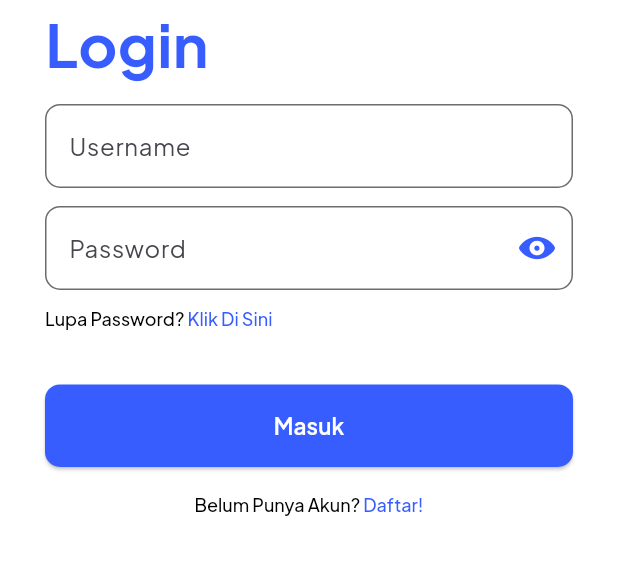
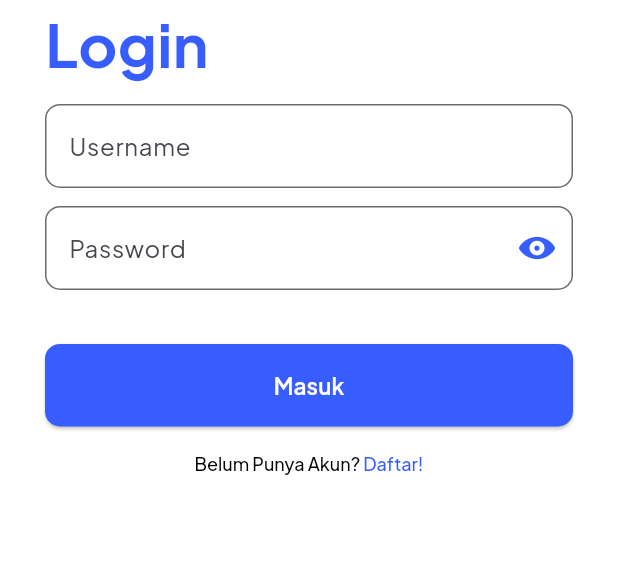
Before and after one commit to FajarRAP/sistem_manajemen_bengkel, a Flutter app: the screen it shows after launch, scrolled down 174 dp, on a phone screen of 412 x 824 dp, the part 435-1010 px from its top. Run offline on Flutter 3.47's test engine with Material 3 defaults, Android fonts, the light colour scheme and no system bars; our stand-ins replace bloc, dartz, dropdown_search, firebase_core, flutter_bloc, gap and 5 more; accounts and stored records are empty.

Commit message:
remove forgot password

```diff
--- a/lib/features/auth/presentation/pages/login.dart
+++ b/lib/features/auth/presentation/pages/login.dart
@@ -72,28 +72,7 @@ class _LoginPageState extends State<LoginPage> {
                   ],
                 ),
               ),
-              forgotPassword: RichText(
-                text: TextSpan(
-                  children: <TextSpan>[
-                    TextSpan(
-                      text: 'Lupa Password? ',
-                      style: GoogleFonts.plusJakartaSans(
-                        color: Colors.black,
-                        fontSize: 12,
-                        fontWeight: FontWeight.w500,
-                      ),
-                    ),
-                    TextSpan(
-                      text: 'Klik Di Sini',
-                      style: GoogleFonts.plusJakartaSans(
-                        color: color.primary,
-                        fontSize: 12,
-                        fontWeight: FontWeight.w500,
-                      ),
-                    ),
-                  ],
-                ),
-              ),
+
               textButton: Text(
                 'Masuk',
                 style: GoogleFonts.plusJakartaSans(
--- a/lib/features/auth/presentation/pages/register.dart
+++ b/lib/features/auth/presentation/pages/register.dart
@@ -75,7 +75,6 @@ class _RegisterPageState extends State<RegisterPage> {
                   ],
                 ),
               ),
-              forgotPassword: const SizedBox(),
               textButton: Text(
                 'Daftar',
                 style: GoogleFonts.plusJakartaSans(
--- a/lib/features/auth/presentation/widgets/form_auth.dart
+++ b/lib/features/auth/presentation/widgets/form_auth.dart
@@ -11,7 +11,6 @@ class FormAuth extends StatelessWidget {
     required this.title,
     required this.textButton,
     required this.footer,
-    required this.forgotPassword,
     required this.goingTo,
     required this.onPressed,
   });
@@ -20,7 +19,7 @@ class FormAuth extends StatelessWidget {
   final Text title;
   final Text textButton;
   final List<TextSpan> footer;
-  final Widget forgotPassword;
+
   final void Function() goingTo;
   final void Function() onPressed;
 
@@ -53,9 +52,6 @@ class FormAuth extends StatelessWidget {
           const Gap(12),
           // Form Validasi
           form,
-          const Gap(12),
-          // Lupa Password
-          forgotPassword,
           const Gap(36),
           // Button Masuk
           SizedBox(
--- a/lib/main.dart
+++ b/lib/main.dart
@@ -1,3 +1,5 @@
+import 'package:bengkel_pak_bowo/firebase_options.dart';
+import 'package:firebase_core/firebase_core.dart';
 import 'package:flutter/material.dart';
 import 'package:flutter_bloc/flutter_bloc.dart';
 import 'package:shared_preferences/shared_preferences.dart';
@@ -11,6 +13,9 @@ import 'injection_container.dart';
 
 void main() async {
   WidgetsFlutterBinding.ensureInitialized();
+  await Firebase.initializeApp(
+    options: DefaultFirebaseOptions.currentPlatform,
+  );
   await dependencyInjection();
   final prefs = locator<SharedPreferences>();
   final token = prefs.getString('token');
--- a/pubspec.yaml
+++ b/pubspec.yaml
@@ -50,6 +50,7 @@ dependencies:
   shared_preferences: ^2.2.3
   jwt_decoder: ^2.0.1
   flutter_svg: ^2.0.10+1
+  firebase_core: ^2.24.2
   # month_picker_dialog: ^4.0.0
 
 dev_dependencies:
```
Also changed, not shown: firebase.json (added), lib/firebase_options.dart (added), pubspec.lock, 7 other files.
